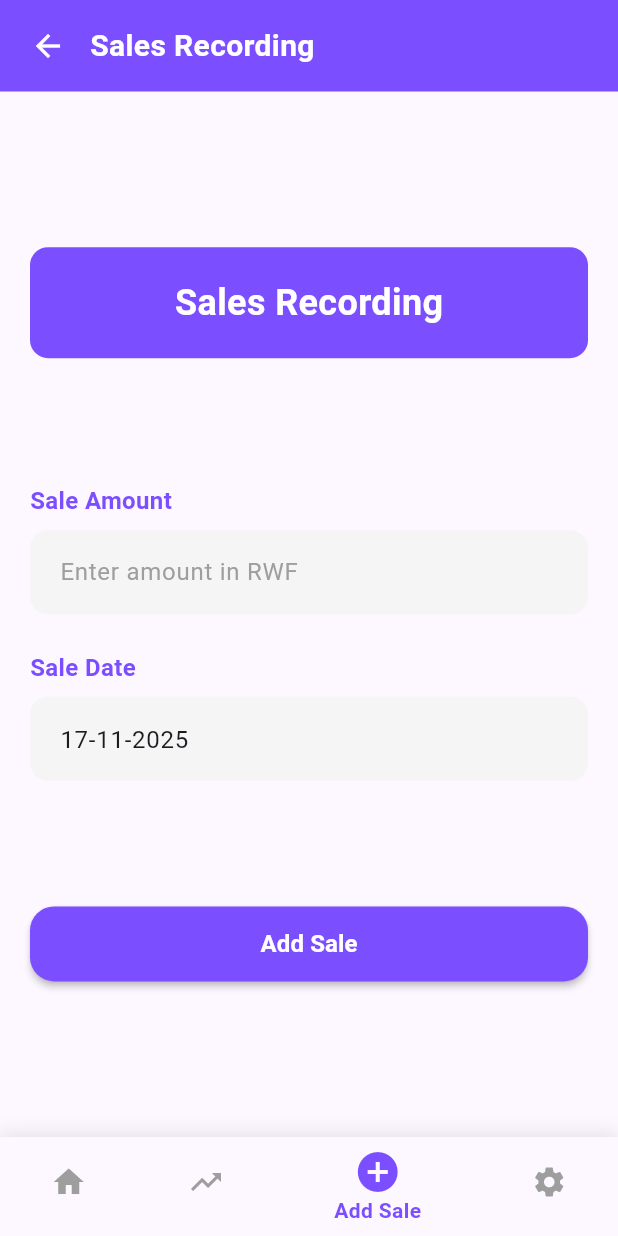
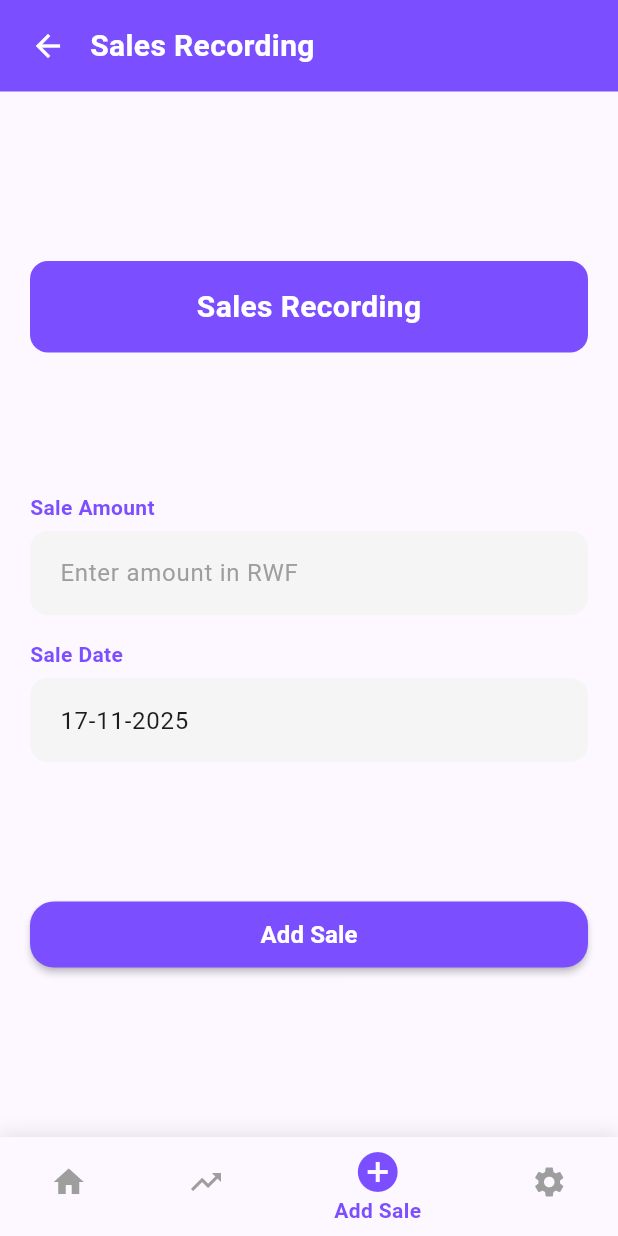
Before and after one commit to desparvis/tego, a Flutter app: the SalesRecordingScreen screen opened directly, on a phone screen of 412 x 824 dp. Run offline on Flutter 3.47's test engine with Material 3 defaults, Android fonts, the phone set to English and light mode, and no system bars; our stand-ins replace cloud_firestore, equatable, firebase_auth, firebase_core, flutter_bloc, google_sign_in and 1 more; accounts and stored records are empty; Roboto replaces fonts that are missing (Poppins).

Commit message:
feat: implement responsive UI and enhanced widgets for rubric compliance

```diff
--- a/tego/lib/main.dart
+++ b/tego/lib/main.dart
@@ -1,11 +1,8 @@
 // lib/main.dart
 import 'package:flutter/material.dart';
-import 'package:flutter/foundation.dart';
 import 'package:flutter_bloc/flutter_bloc.dart';
 import 'firebase_options.dart';
 import 'package:firebase_core/firebase_core.dart';
-import 'package:cloud_firestore/cloud_firestore.dart';
-import 'package:firebase_auth/firebase_auth.dart';
 import 'presentation/pages/splash_screen.dart';
 import 'presentation/bloc/expense_bloc.dart';
 import 'core/utils/preferences_service.dart';
--- a/tego/lib/presentation/pages/sales_recording_screen.dart
+++ b/tego/lib/presentation/pages/sales_recording_screen.dart
@@ -8,6 +8,7 @@ import '../../core/constants/app_constants.dart';
 import '../widgets/custom_button.dart';
 import '../widgets/custom_text_field.dart';
 import '../widgets/bottom_navigation_widget.dart';
+import '../widgets/responsive_layout.dart';
 
 class SalesRecordingScreen extends StatefulWidget {
   const SalesRecordingScreen({super.key});
@@ -112,16 +113,44 @@ class _SalesRecordingScreenState extends State<SalesRecordingScreen> {
                 ),
                 child: Form(
                   key: _formKey,
+                  child: ResponsiveLayout(
+                    mobile: Column(
+                      mainAxisAlignment: MainAxisAlignment.spaceEvenly,
+                      crossAxisAlignment: CrossAxisAlignment.start,
+                      children: _buildFormContent(context),
+                    ),
+                    tablet: Padding(
+                      padding: EdgeInsets.symmetric(
+                        horizontal: ResponsiveLayout.getScreenWidth(context) * 0.1,
+                      ),
                       child: Column(
                         mainAxisAlignment: MainAxisAlignment.spaceEvenly,
                         crossAxisAlignment: CrossAxisAlignment.start,
-                    children: [
+                        children: _buildFormContent(context),
+                      ),
+                    ),
+                  ),
+                ),
+              ),
+            ),
+          ],
+        ),
+        bottomNavigationBar: const BottomNavigationWidget(currentIndex: 2),
+      ),
+    );
+  }
+
+  List<Widget> _buildFormContent(BuildContext context) {
+    final isSmallScreen = ResponsiveLayout.isSmallScreen(context);
+    final isLargeScreen = ResponsiveLayout.isLargeScreen(context);
+
+    return [
       // Page Title - Purple Box
       Container(
         width: double.infinity,
-                        padding: const EdgeInsets.symmetric(
-                          vertical: 20,
-                          horizontal: 24,
+        padding: EdgeInsets.symmetric(
+          vertical: isSmallScreen ? 16 : (isLargeScreen ? 24 : 20),
+          horizontal: isSmallScreen ? 16 : (isLargeScreen ? 32 : 24),
         ),
         decoration: BoxDecoration(
           color: AppConstants.primaryPurple,
@@ -129,11 +158,11 @@ class _SalesRecordingScreenState extends State<SalesRecordingScreen> {
             AppConstants.cardRadius,
           ),
         ),
-                        child: const Center(
+        child: Center(
           child: Text(
             'Sales Recording',
             style: TextStyle(
-                              fontSize: 24,
+              fontSize: isSmallScreen ? 20 : (isLargeScreen ? 28 : 24),
               fontWeight: FontWeight.bold,
               color: Colors.white,
               fontFamily: AppConstants.fontFamily,
@@ -150,13 +179,13 @@ class _SalesRecordingScreenState extends State<SalesRecordingScreen> {
           Text(
             'Sale Amount',
             style: TextStyle(
-                              fontSize: 16,
+              fontSize: isSmallScreen ? 14 : (isLargeScreen ? 18 : 16),
               fontWeight: FontWeight.w600,
               color: Theme.of(context).primaryColor,
               fontFamily: AppConstants.fontFamily,
             ),
           ),
-                          const SizedBox(height: 8),
+          SizedBox(height: isSmallScreen ? 6 : 8),
           CustomTextField(
             placeholder: 'Enter amount in RWF',
             controller: _amountController,
@@ -170,20 +199,18 @@ class _SalesRecordingScreenState extends State<SalesRecordingScreen> {
               return null;
             },
           ),
-
-                          const SizedBox(height: 24),
-
+          SizedBox(height: isSmallScreen ? 16 : (isLargeScreen ? 32 : 24)),
           // Sale Date Field
           Text(
             'Sale Date',
             style: TextStyle(
-                              fontSize: 16,
+              fontSize: isSmallScreen ? 14 : (isLargeScreen ? 18 : 16),
               fontWeight: FontWeight.w600,
               color: Theme.of(context).primaryColor,
               fontFamily: AppConstants.fontFamily,
             ),
           ),
-                          const SizedBox(height: 8),
+          SizedBox(height: isSmallScreen ? 6 : 8),
           GestureDetector(
             onTap: _selectDate,
             child: AbsorbPointer(
@@ -203,19 +230,12 @@ class _SalesRecordingScreenState extends State<SalesRecordingScreen> {
       ),
 
       // Add Sale Button
-                      CustomButton(text: 'Add Sale', onPressed: _addSale),
-                    ],
+      CustomButton(
+        text: 'Add Sale',
+        onPressed: _addSale,
+        height: isSmallScreen ? 44 : (isLargeScreen ? 52 : 48),
       ),
-                ),
-              ),
-            ),
-          ],
-        ),
-
-        // Bottom Navigation
-        bottomNavigationBar: const BottomNavigationWidget(currentIndex: 2),
-      ),
-    );
+    ];
   }
 
   // Custom Header
--- a/tego/lib/presentation/widgets/custom_button.dart
+++ b/tego/lib/presentation/widgets/custom_button.dart
@@ -23,7 +23,7 @@ class CustomButton extends StatelessWidget {
   Widget build(BuildContext context) {
     return SizedBox(
       width: width ?? double.infinity,
-      height: height ?? 50,
+      height: height ?? 48, // Material Design minimum tap target
       child: ElevatedButton(
         onPressed: onPressed,
         style: ElevatedButton.styleFrom(
--- /dev/null
+++ b/tego/lib/presentation/widgets/responsive_layout.dart
@@ -0,0 +1,48 @@
+import 'package:flutter/material.dart';
+
+class ResponsiveLayout extends StatelessWidget {
+  final Widget mobile;
+  final Widget? tablet;
+  final Widget? desktop;
+
+  const ResponsiveLayout({
+    super.key,
+    required this.mobile,
+    this.tablet,
+    this.desktop,
+  });
+
+  static bool isMobile(BuildContext context) =>
+      MediaQuery.of(context).size.width < 600;
+
+  static bool isTablet(BuildContext context) =>
+      MediaQuery.of(context).size.width >= 600 &&
+      MediaQuery.of(context).size.width < 1200;
+
+  static bool isDesktop(BuildContext context) =>
+      MediaQuery.of(context).size.width >= 1200;
+
+  static double getScreenWidth(BuildContext context) =>
+      MediaQuery.of(context).size.width;
+
+  static bool isSmallScreen(BuildContext context) {
+    final inches = MediaQuery.of(context).size.shortestSide / 160;
+    return inches <= 5.5;
+  }
+
+  static bool isLargeScreen(BuildContext context) {
+    final inches = MediaQuery.of(context).size.shortestSide / 160;
+    return inches >= 6.7;
+  }
+
+  @override
+  Widget build(BuildContext context) {
+    if (isDesktop(context) && desktop != null) {
+      return desktop!;
+    } else if (isTablet(context) && tablet != null) {
+      return tablet!;
+    } else {
+      return mobile;
+    }
+  }
+}
```
Also changed, not shown: tego/lib/presentation/widgets/animated_card.dart (added, +75 -0 lines), 1 other file. Lines whose indentation alone changed are shown as unchanged.
